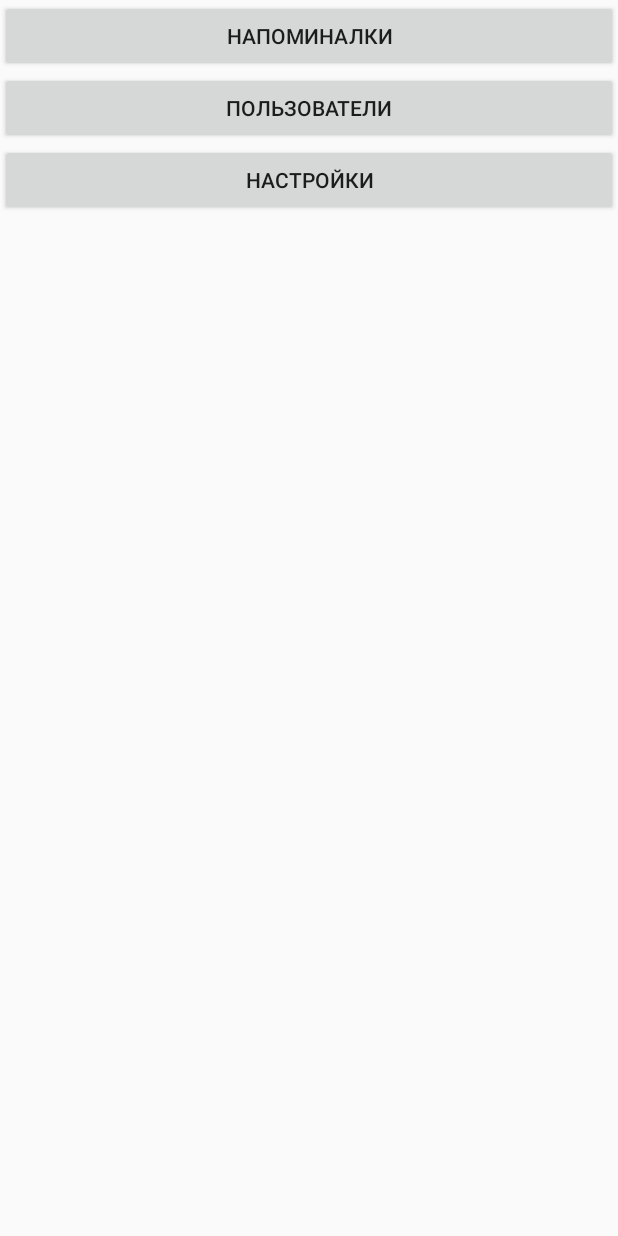
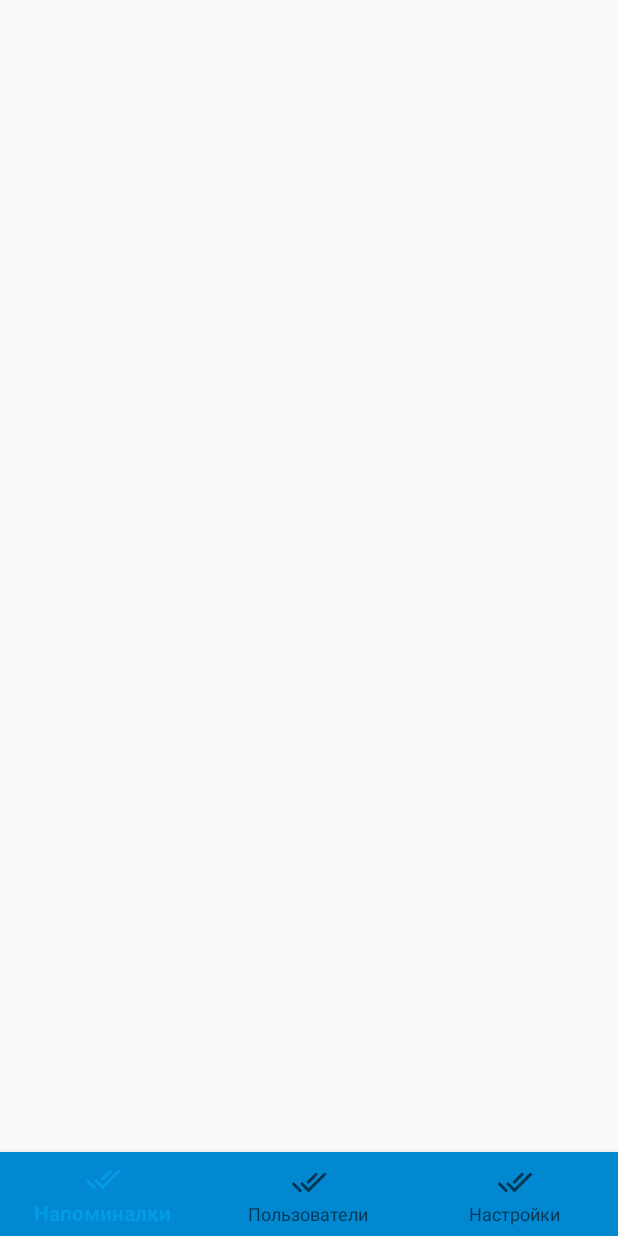
Before and after one commit to amavr/Femory.Test, an Android app: the screen it shows after launch once a user with an empty profile is signed in (MainActivity), on a phone screen of 412 x 824 dp. Run offline under Robolectric (Android 15) with nearby library versions, the phone set to English and light mode, and no system bars; our stand-ins replace Firebase (no records; nobody signed in at launch, a user with empty details on screens opened directly), navigation-ui.

Commit message:
Работает нижняя навигация

```diff
--- a/app/src/main/res/layout/activity_main.xml
+++ b/app/src/main/res/layout/activity_main.xml
@@ -18,16 +18,29 @@
 <!--        app:layout_constraintTop_toTopOf="parent"-->
 <!--        app:layout_constraintVertical_bias="0.023" />-->
 
-    <fragment
-        android:id="@+id/navFragment"
-        android:name="androidx.navigation.fragment.NavHostFragment"
+<!--    <fragment-->
+<!--        android:id="@+id/navFragment"-->
+<!--        android:name="androidx.navigation.fragment.NavHostFragment"-->
+<!--        android:layout_width="0dp"-->
+<!--        android:layout_height="wrap_content"-->
+<!--        app:defaultNavHost="true"-->
+<!--        app:layout_constraintEnd_toEndOf="parent"-->
+<!--        app:layout_constraintStart_toStartOf="parent"-->
+<!--        app:layout_constraintTop_toTopOf="parent"-->
+<!--        app:navGraph="@navigation/routes" />-->
+
+    <com.google.android.material.bottomnavigation.BottomNavigationView
         android:layout_width="0dp"
-        android:layout_height="0dp"
-        app:defaultNavHost="true"
+        android:layout_height="wrap_content"
+        android:animationCache="true"
+        android:background="@color/colorPrimaryDark"
         app:layout_constraintBottom_toBottomOf="parent"
         app:layout_constraintEnd_toEndOf="parent"
         app:layout_constraintStart_toStartOf="parent"
-        app:layout_constraintTop_toTopOf="parent"
-        app:navGraph="@navigation/routes" />
+        app:menu="@menu/drawer_menu" />
+
+    <!--    <com.google.android.material.bottomnavigation.BottomNavigationView-->
+<!--        android:id="@+id/bottom_nav"-->
+<!--        app:menu="@menu/drawer_menu" />-->
 
 </androidx.constraintlayout.widget.ConstraintLayout>
```
Also changed, not shown: app/src/main/java/com/amavr/femory/MainActivity.java (+8 -0 lines).
